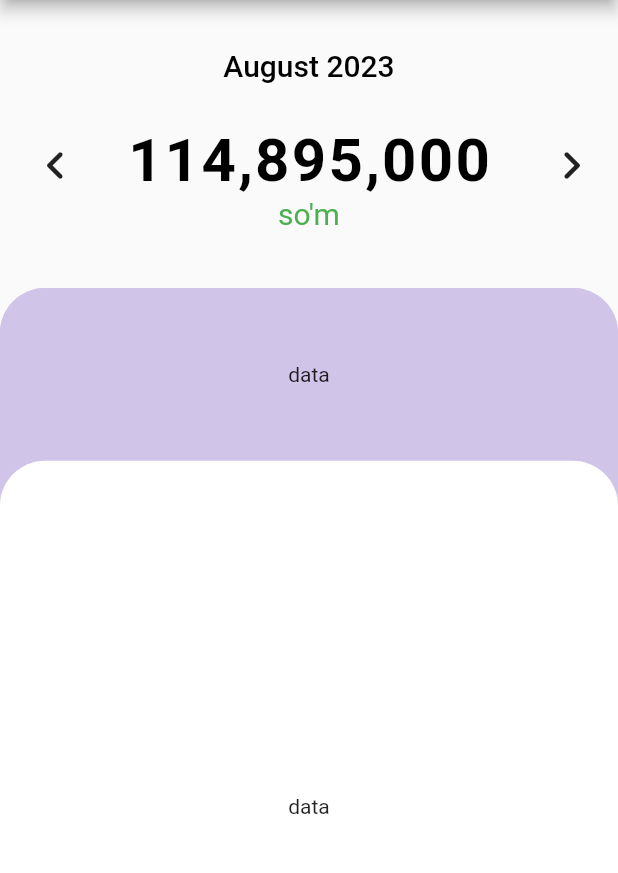
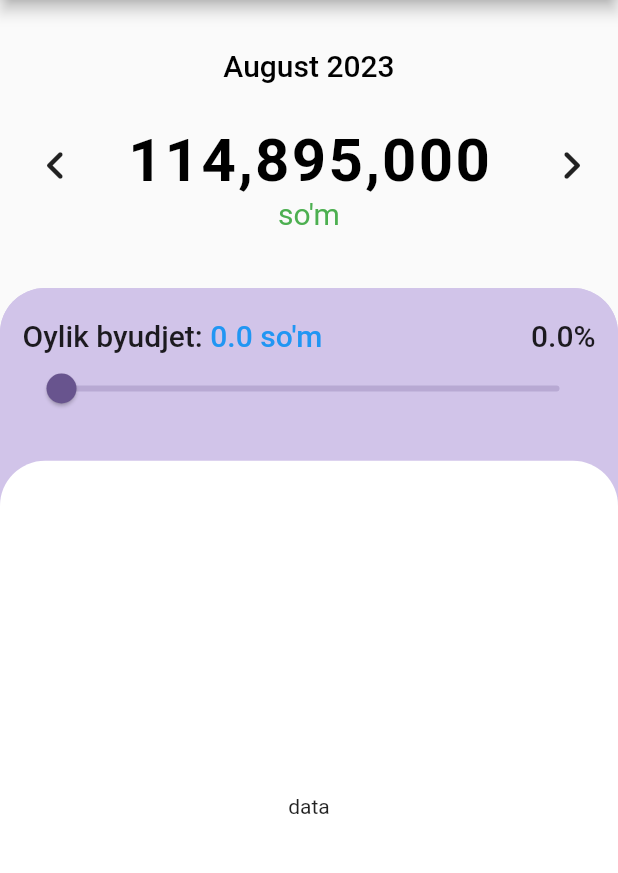
Before and after one commit to OlimjonSN/hamyon, a Flutter app: the screen it shows after launch, on a phone screen of 412 x 824 dp, the part 84-957 px from its top. Run offline on Flutter 3.47's test engine with Material 2 defaults, Android fonts, the phone set to English and light mode, and no system bars.

Commit message:
budget ui

```diff
--- /dev/null
+++ b/lib/features/budget/budget.dart
@@ -0,0 +1,58 @@
+import 'package:flutter/material.dart';
+
+import '../widgets/radius_container.dart';
+
+class Budget extends StatefulWidget {
+  double currentValueBudget;
+  Budget({required this.currentValueBudget, super.key});
+
+  @override
+  State<Budget> createState() => _BudgetState();
+}
+
+class _BudgetState extends State<Budget> {
+  @override
+  Widget build(BuildContext context) {
+    return Expanded(
+      flex: 1,
+      child: RadiusContainer(
+          color: Colors.deepPurple[100],
+          child: Padding(
+            padding: const EdgeInsets.only(top: 20, left: 15, right: 15),
+            child: Column(
+              children: [
+                Row(
+                  children: [
+                    const Text(
+                      'Oylik byudjet:',
+                      style: TextStyle(fontSize: 20, fontWeight: FontWeight.w500),
+                    ),
+                    const SizedBox(width: 5),
+                    Text(
+                      '${widget.currentValueBudget.toStringAsFixed(0)}.0 so\'m',
+                      style: const TextStyle(fontSize: 20, fontWeight: FontWeight.w500, color: Colors.blue),
+                    ),
+                    const Spacer(),
+                    const Text(
+                      '0.0%',
+                      style: TextStyle(fontSize: 20, fontWeight: FontWeight.w500),
+                    )
+                  ],
+                ),
+                Slider(
+                    label: widget.currentValueBudget.toStringAsFixed(0),
+                    min: 0,
+                    max: 10000000,
+                    divisions: 10000000,
+                    value: widget.currentValueBudget,
+                    onChanged: (((value) {
+                      setState(() {
+                        widget.currentValueBudget = value;
+                      });
+                    })))
+              ],
+            ),
+          )),
+    );
+  }
+}
--- a/lib/features/home/presentation/home_page.dart
+++ b/lib/features/home/presentation/home_page.dart
@@ -1,4 +1,5 @@
 import 'package:flutter/material.dart';
+import 'package:hamyon/features/budget/budget.dart';
 
 import '../../widgets/radius_container.dart';
 import '../../widgets/total_cost.dart';
@@ -13,7 +14,7 @@ class Home extends StatefulWidget {
 class _HomeState extends State<Home> {
   @override
   void initState() {
-    priceFormat();
+    price = priceFormat(price);
     super.initState();
   }
 
@@ -29,20 +30,25 @@ class _HomeState extends State<Home> {
     });
   }
 
+// ? Price format
   String price = '114895000';
 
-  priceFormat() {
+  String priceFormat(priceFormat) {
     int pft = 0;
-    List pfl = price.split('');
-    for (int i = price.length; i > 1; i--) {
+    List pfl = priceFormat.toString().split('');
+    for (int i = priceFormat.toString().length; i > 1; i--) {
       pft += 1;
       if (pft == 3) {
         pfl.insert(i - 1, ',');
         pft = 0;
       }
     }
-    price = pfl.join();
+    return pfl.join();
   }
+
+  // ? Slider Budget
+  double currentValueBudget = 0;
+  // String budget = currentValueBudget.toStringAsFixed(0);
 
   @override
   Widget build(BuildContext context) {
@@ -61,12 +67,8 @@ class _HomeState extends State<Home> {
               color: Colors.deepPurple[100],
               child: Column(
                 children: [
-                  Expanded(
-                    flex: 1,
-                    child: RadiusContainer(
-                      color: Colors.deepPurple[100],
-                      child: const Center(child: Text('data')),
-                    ),
+                  Budget(
+                    currentValueBudget: currentValueBudget,
                   ),
                   const Expanded(
                     flex: 4,
```
